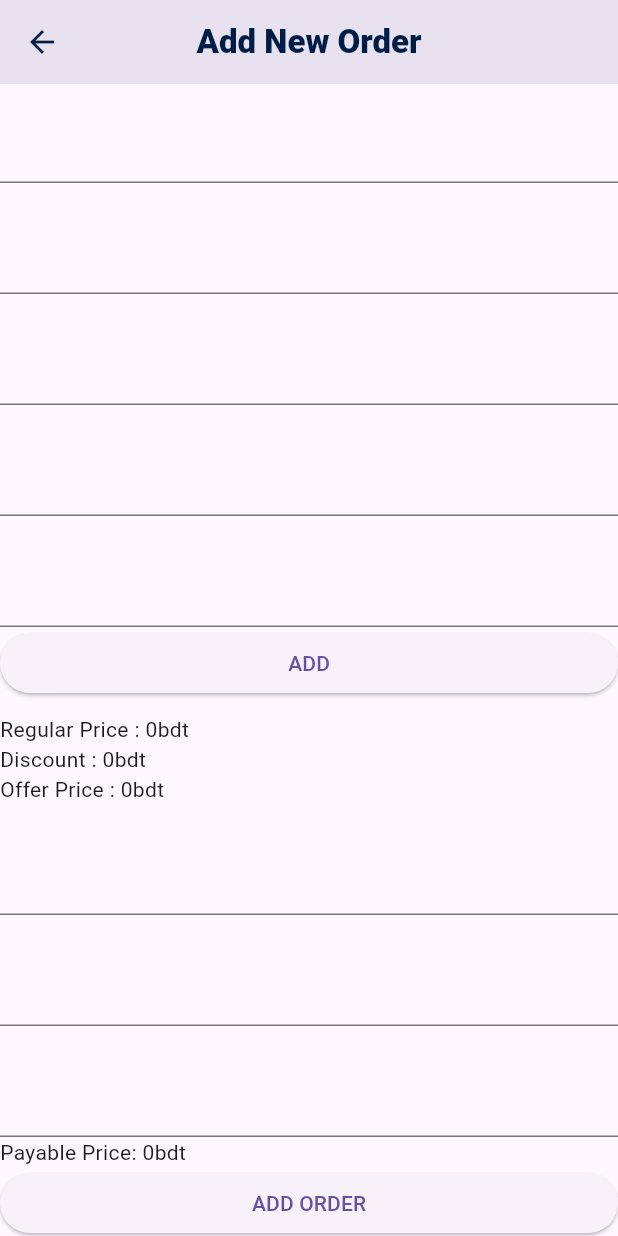
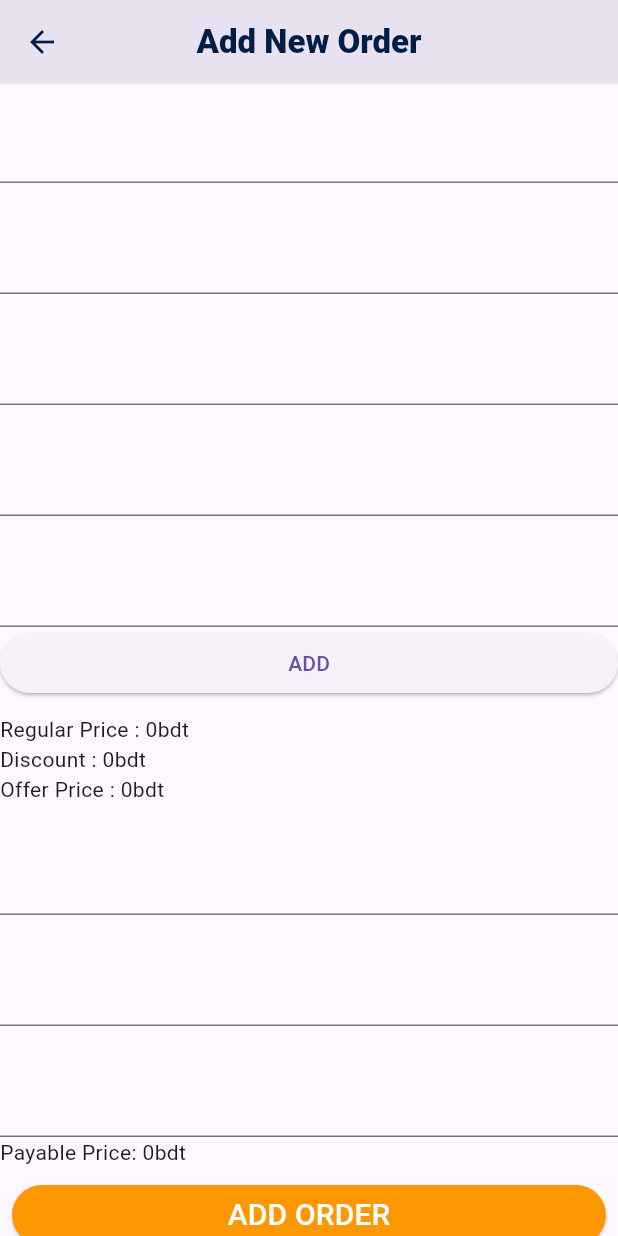
Before and after one commit to ontu001/air_corporation_flutter_admin_app, a Flutter app: the AddNewOrder screen opened directly, scrolled down 576 dp, on a phone screen of 412 x 824 dp. Run offline on Flutter 3.47's test engine with Material 3 defaults, Android fonts, the phone set to English and light mode, and no system bars; our stand-ins replace connectivity, dropdown_button2, flutter_spinkit, flutter_svg, geocoding, geolocator and 5 more; accounts and stored records are empty.

Commit message:
order all api done

```diff
--- a/lib/controller/orders_controller.dart
+++ b/lib/controller/orders_controller.dart
@@ -133,6 +133,92 @@ class OrderController extends GetxController {
     return false;
   }
 
+  var orderCreteBody = {
+    "customer_name": "Test costomer",
+    "phone_number": "01686381900",
+    "address_details": "Address details",
+    "district": "Dhaka",
+    "order_note": "Any order note",
+    "paid_status": "unpaid", // paid
+    "order_from": "message", // daraz
+    "special_discount": 10,
+    "advance_payment": 50,
+    "delivery_charge": 50,
+    "items": [
+      {
+        "product_name": "Product 1",
+        "product_color": "Red",
+        "product_size": "L",
+        "quantity": 1,
+        "buy_price": 100,
+        "mrp": 200,
+        "sell_price": 150
+      },
+      {
+        "product_name": "Product 1",
+        "product_color": "Green",
+        "product_size": "XL",
+        "quantity": 2,
+        "buy_price": 600,
+        "mrp": 700,
+        "sell_price": 700
+      },
+      {
+        "product_name": "Product 1",
+        "product_color": "Blue",
+        "product_size": "M",
+        "quantity": 3,
+        "buy_price": 1400,
+        "mrp": 1800,
+        "sell_price": 1700
+      }
+    ]
+  };
+
+  Future<bool> orderCreate() async {
+    try {
+      isLoading.value = true;
+      final res = await ApiServices.create(
+        "/admin/orders",
+        orderCreteBody,
+        {
+          "Authorization": "Bearer $token",
+          "Content-Type": "application/json",
+          "Accept": "application/json",
+        },
+      );
+
+      // print("aita e >>>>>>> ${res.body}");
+      // print(">>>>>>> ${token}");
+
+      if (res.body != null) {
+        if (res.statusCode == 200) {
+          isLoading.value = false;
+
+          print("aita e orderCretecheck >>>>>>> ${res.body}");
+
+          Map<String, dynamic> jsonData = jsonDecode(res.body);
+
+          //ai khane model crete kore call dite hove;
+           //response na aser karone akhon aibabe diye rakhse;
+          orderUpdatecheck = OrderUpdateModel.fromJson(jsonData);
+
+          // print("status: >>>>>>> ${status.result?.data?[0].bgColor}");
+          // print("status 2: >>>>>>> ${status.result?.data?[0].textColor}");
+          return true;
+        } else {
+          isLoading.value = false;
+          return false;
+        }
+      }
+    } catch (e) {
+      isLoading.value = false;
+      print(e);
+      return false;
+    }
+    return false;
+  }
+
   Future<bool> orderDelete(int id) async {
     try {
       isLoading.value = true;
--- a/lib/views/add_new_order.dart
+++ b/lib/views/add_new_order.dart
@@ -1,59 +1,132 @@
+import 'package:air_corporation/controller/orders_controller.dart';
 import 'package:flutter/material.dart';
+import 'package:get/get.dart';
 
 import '../common/app_color.dart';
 import '../widget/custom_text_fied_for_addorder_editorder.dart';
 
-class AddNewOrder extends StatelessWidget{
+class AddNewOrder extends StatelessWidget {
   @override
   Widget build(BuildContext context) {
+    final orderController =
+        Get.find<OrderController>(); // Access the controller
+
+    TextEditingController _1Controller = TextEditingController();
+    TextEditingController _2Controller = TextEditingController();
+    TextEditingController _3Controller = TextEditingController();
+    TextEditingController _4Controller = TextEditingController();
+    TextEditingController _5Controller = TextEditingController();
+    TextEditingController _6Controller = TextEditingController();
+    TextEditingController _7Controller = TextEditingController();
+    TextEditingController _8Controller = TextEditingController();
+    TextEditingController _9Controller = TextEditingController();
+    TextEditingController _10Controller = TextEditingController();
+    TextEditingController _11Controller = TextEditingController();
+    TextEditingController _12Controller = TextEditingController();
+    TextEditingController _13Controller = TextEditingController();
+    TextEditingController _14Controller = TextEditingController();
+    TextEditingController _15Controller = TextEditingController();
+
     return Scaffold(
-        appBar: AppBar(
-          leading: IconButton(onPressed: ()=>Navigator.pop(context),icon: Icon(Icons.arrow_back,color: kPrimaryColor,),),
-
-          title: Text("Add New Order",style: TextStyle(fontWeight: FontWeight.w900,color: kPrimaryColor),),
-          centerTitle: true,
+      appBar: AppBar(
+        leading: IconButton(
+          onPressed: () => Navigator.pop(context),
+          icon: Icon(
+            Icons.arrow_back,
+            color: kPrimaryColor,
+          ),
         ),
-
-
+        title: Text(
+          "Add New Order",
+          style: TextStyle(fontWeight: FontWeight.w900, color: kPrimaryColor),
+        ),
+        centerTitle: true,
+      ),
       body: Expanded(
         child: ListView(
           scrollDirection: Axis.vertical,
           children: [
             Text("Order Information"),
-            CustomTextFiledforAddAndEditOrder(),
-            CustomTextFiledforAddAndEditOrder(),
-            CustomTextFiledforAddAndEditOrder(),
-            CustomTextFiledforAddAndEditOrder(),
-            CustomTextFiledforAddAndEditOrder(),
-
-
-            SizedBox(height: 10,),
+            CustomTextFiledforAddAndEditOrder(
+              controller: _1Controller,
+            ),
+            CustomTextFiledforAddAndEditOrder(
+              controller: _2Controller,
+            ),
+            CustomTextFiledforAddAndEditOrder(
+              controller: _3Controller,
+            ),
+            CustomTextFiledforAddAndEditOrder(
+              controller: _4Controller,
+            ),
+            CustomTextFiledforAddAndEditOrder(
+              controller: _5Controller,
+            ),
+            SizedBox(
+              height: 10,
+            ),
             Text("Product Information"),
-            CustomTextFiledforAddAndEditOrder(),
-            CustomTextFiledforAddAndEditOrder(),
-            CustomTextFiledforAddAndEditOrder(),
-            CustomTextFiledforAddAndEditOrder(),
-            CustomTextFiledforAddAndEditOrder(),
-            CustomTextFiledforAddAndEditOrder(),
-            CustomTextFiledforAddAndEditOrder(),
-            ElevatedButton(onPressed: (){}, child: Text("ADD")),
-
-
-            SizedBox(height: 10,),
+            CustomTextFiledforAddAndEditOrder(
+              controller: _6Controller,
+            ),
+            CustomTextFiledforAddAndEditOrder(
+              controller: _7Controller,
+            ),
+            CustomTextFiledforAddAndEditOrder(
+              controller: _8Controller,
+            ),
+            CustomTextFiledforAddAndEditOrder(
+              controller: _9Controller,
+            ),
+            CustomTextFiledforAddAndEditOrder(
+              controller: _10Controller,
+            ),
+            CustomTextFiledforAddAndEditOrder(
+              controller: _11Controller,
+            ),
+            CustomTextFiledforAddAndEditOrder(
+              controller: _12Controller,
+            ),
+            ElevatedButton(onPressed: () {}, child: Text("ADD")),
+            SizedBox(
+              height: 10,
+            ),
             Text("Regular Price : 0bdt"),
             Text("Discount : 0bdt"),
             Text("Offer Price : 0bdt"),
-            CustomTextFiledforAddAndEditOrder(),
-            CustomTextFiledforAddAndEditOrder(),
-            CustomTextFiledforAddAndEditOrder(),
+            CustomTextFiledforAddAndEditOrder(
+              controller: _13Controller,
+            ),
+            CustomTextFiledforAddAndEditOrder(
+              controller: _14Controller,
+            ),
+            CustomTextFiledforAddAndEditOrder(
+              controller: _15Controller,
+            ),
             Text("Payable Price: 0bdt"),
-            ElevatedButton(onPressed: (){}, child: Text("ADD ORDER")),
-
-
+            Padding(
+              padding: const EdgeInsets.all(8.0),
+              child: ElevatedButton(
+                  style:
+                      ElevatedButton.styleFrom(backgroundColor: Colors.orange),
+                  onPressed: () async {
+                    //print("object");
+                    bool result = await orderController.orderCreate();
+                    if (result == true) {
+                      Get.snackbar("Order Added", "Order Added Successfully");
+                    } else {
+                      Get.snackbar("Failed", "Something went worng!",
+                          colorText: Colors.red);
+                    }
+                  },
+                  child: Text(
+                    "ADD ORDER",
+                    style: TextStyle(color: Colors.white, fontSize: 20),
+                  )),
+            ),
           ],
         ),
       ),
     );
   }
-
 }
```
